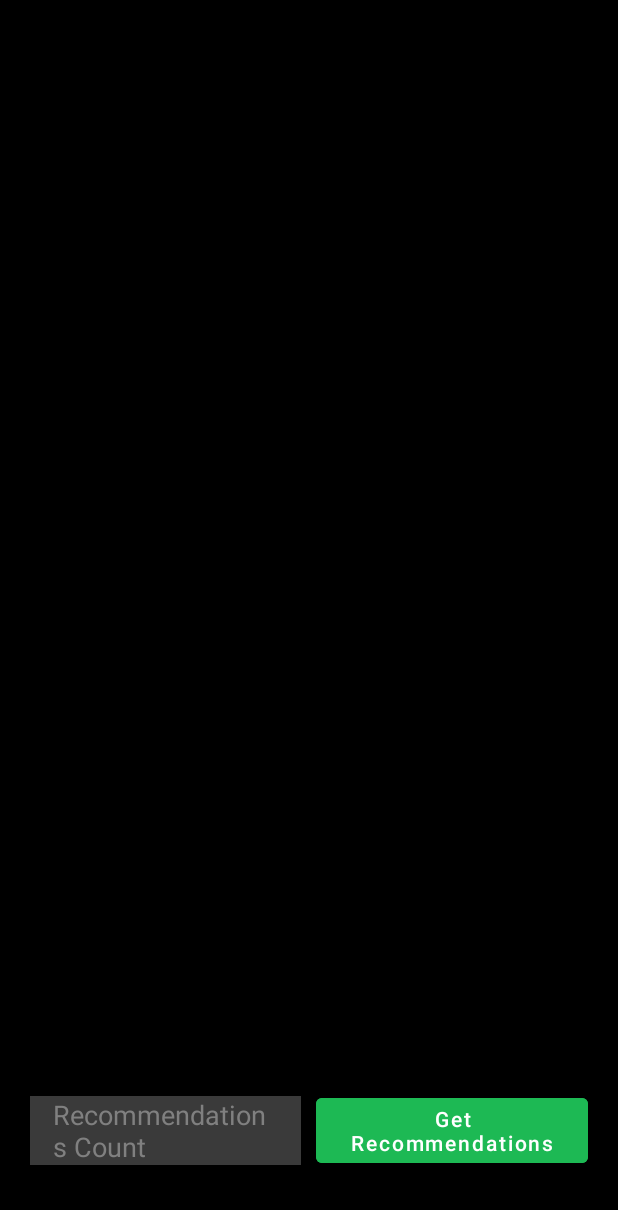
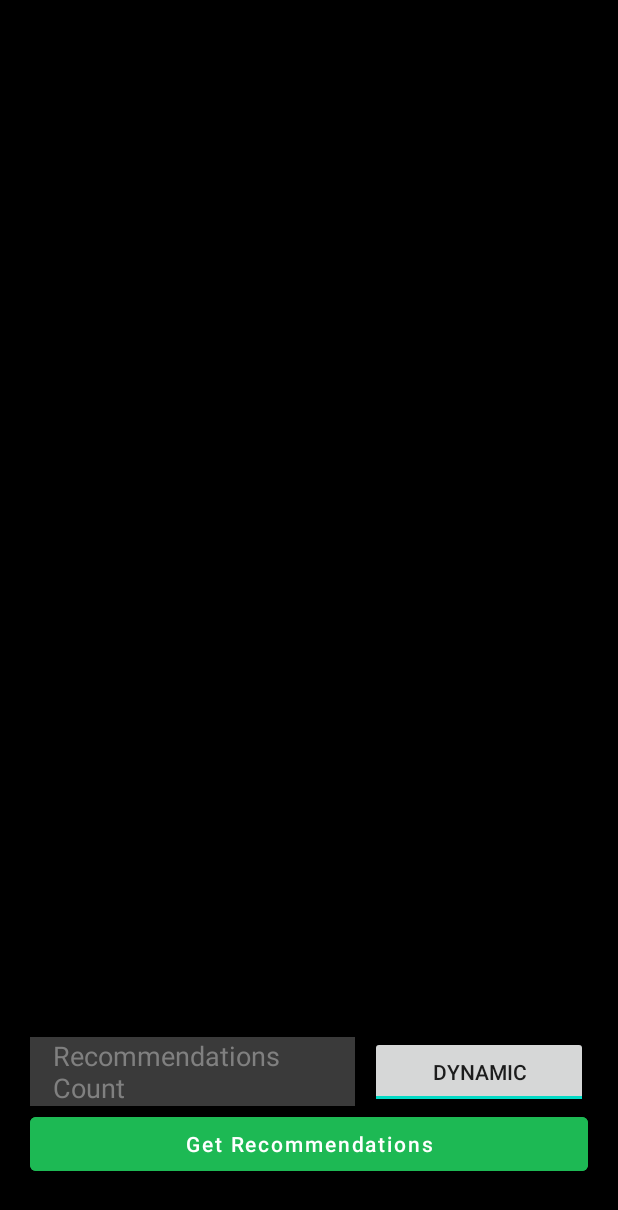
Before and after one commit to rubendplaza/spotify-hub, an Android app: the layout activity_display_songs.xml on its own in the app's theme, with its tools: preview values and no code run, on a phone screen of 412 x 824 dp. Shown: the top 1210 px of the screen. Run offline under Robolectric (Android 15) with nearby library versions, the phone set to English and light mode, and no system bars.

Commit message:
adding toggle switch for dynamic recommendation mode, and inverting colors for the recyclerview card text

```diff
--- a/CapstoneSpotifyApp/app/src/main/java/ca/nkrishnaswamy/capstonespotifyapp/SpotifyAPICallsService.kt
+++ b/CapstoneSpotifyApp/app/src/main/java/ca/nkrishnaswamy/capstonespotifyapp/SpotifyAPICallsService.kt
@@ -18,9 +18,9 @@ interface SpotifyAPICallsService {
     companion object {
         operator fun invoke(): SpotifyAPICallsService {
             val client = OkHttpClient.Builder()
-                .connectTimeout(120, TimeUnit.SECONDS)
-                .writeTimeout(120, TimeUnit.SECONDS)
-                .readTimeout(120, TimeUnit.SECONDS)
+                .connectTimeout(150, TimeUnit.SECONDS)
+                .writeTimeout(150, TimeUnit.SECONDS)
+                .readTimeout(150, TimeUnit.SECONDS)
                 .build()
             val retrofit = Retrofit.Builder().baseUrl(baseUrl).client(client).addConverterFactory(
                 GsonConverterFactory.create()).build()
--- a/CapstoneSpotifyApp/app/src/main/java/ca/nkrishnaswamy/capstonespotifyapp/repositories/SpotifyUserRepository.kt
+++ b/CapstoneSpotifyApp/app/src/main/java/ca/nkrishnaswamy/capstonespotifyapp/repositories/SpotifyUserRepository.kt
@@ -50,13 +50,13 @@ class SpotifyUserRepository() {
         return userResultsResponseModel
     }
 
-    suspend fun getRecommendations(songIdsList: List<String>, numOfRecommendedSongs: Int, username: String) : ArrayList<SongModel> {
+    suspend fun getRecommendations(songIdsList: List<String>, numOfRecommendedSongs: Int, username: String, isDynamic: Boolean) : ArrayList<SongModel> {
 
         val jsonObject = JSONObject()
         jsonObject.put("songs", songIdsList)
         jsonObject.put("num_of_recommended_songs", numOfRecommendedSongs)
         jsonObject.put("username", username)
-        jsonObject.put("is_dynamic", true)
+        jsonObject.put("is_dynamic", isDynamic)
 
         val jsonObjectString = jsonObject.toString()
         val requestBody = jsonObjectString.toRequestBody("application/json".toMediaTypeOrNull())
--- a/CapstoneSpotifyApp/app/src/main/java/ca/nkrishnaswamy/capstonespotifyapp/viewModels/SpotifyViewModel.kt
+++ b/CapstoneSpotifyApp/app/src/main/java/ca/nkrishnaswamy/capstonespotifyapp/viewModels/SpotifyViewModel.kt
@@ -15,8 +15,8 @@ class SpotifyViewModel(application: Application): AndroidViewModel(application)
         return repository.getUserSongs(username)
     }
 
-    suspend fun getRecommendations(songIdsList: List<String>, numOfRecommendedSongs: Int, username: String): ArrayList<SongModel> {
-        return repository.getRecommendations(songIdsList, numOfRecommendedSongs, username)
+    suspend fun getRecommendations(songIdsList: List<String>, numOfRecommendedSongs: Int, username: String, isDynamic: Boolean): ArrayList<SongModel> {
+        return repository.getRecommendations(songIdsList, numOfRecommendedSongs, username, isDynamic)
     }
 
 }
--- a/CapstoneSpotifyApp/app/src/main/res/drawable/song_background.xml
+++ b/CapstoneSpotifyApp/app/src/main/res/drawable/song_background.xml
@@ -1,5 +1,5 @@
 <?xml version="1.0" encoding="utf-8"?>
 <selector xmlns:android="http://schemas.android.com/apk/res/android">
-    <item android:drawable="@android:color/holo_purple" android:state_activated="true" />
-    <item android:drawable="@android:color/black" />
+    <item android:color="@android:color/black" android:drawable="@color/spotify_green" android:state_activated="true" />
+    <item android:color="@color/spotify_green" android:drawable="@android:color/black" />
 </selector>
--- a/CapstoneSpotifyApp/app/src/main/res/layout/activity_display_songs.xml
+++ b/CapstoneSpotifyApp/app/src/main/res/layout/activity_display_songs.xml
@@ -35,15 +35,14 @@
         android:orientation="horizontal"
         android:layout_marginLeft="20dp"
         android:layout_marginRight="20dp"
-        android:layout_marginBottom="5dp"
         android:weightSum="10"
         android:id="@+id/HorizLinLayoutBottom"
-        android:layout_above="@id/errorMessage">
+        android:layout_above="@id/getRecommendationsButton">
 
         <EditText
             android:layout_width="0dp"
             android:layout_height="wrap_content"
-            android:layout_weight="5"
+            android:layout_weight="6"
             android:background="@color/dark_grey"
             android:id="@+id/recommendationsCountEditText"
             android:hint="Recommendations Count"
@@ -56,17 +55,28 @@
             android:layout_gravity="center"
             />
 
-        <com.google.android.material.button.MaterialButton
+        <ToggleButton
+            android:id="@+id/recommendationTypeToggle"
             android:layout_width="0dp"
-            android:layout_weight="5"
+            android:layout_weight="4"
             android:layout_height="wrap_content"
-            android:text="Get Recommendations"
-            android:id="@+id/getRecommendationsButton"
-            android:textAllCaps="false"
-            android:backgroundTint="@color/spotify_green"
-            android:layout_gravity="center" />
+            android:checked="true"
+            android:textOff="Default"
+            android:textOn="Dynamic"/>
 
     </LinearLayout>
+
+    <com.google.android.material.button.MaterialButton
+        android:layout_width="match_parent"
+        android:layout_height="wrap_content"
+        android:text="Get Recommendations"
+        android:id="@+id/getRecommendationsButton"
+        android:textAllCaps="false"
+        android:backgroundTint="@color/spotify_green"
+        android:layout_gravity="center"
+        android:layout_above="@id/errorMessage"
+        android:layout_marginLeft="20dp"
+        android:layout_marginRight="20dp" />
 
     <TextView
         android:layout_height="wrap_content"
--- a/CapstoneSpotifyApp/app/src/main/res/layout/song_card.xml
+++ b/CapstoneSpotifyApp/app/src/main/res/layout/song_card.xml
@@ -20,7 +20,7 @@
             android:layout_width="wrap_content"
             android:id="@+id/songName"
             android:textSize="30sp"
-            android:textColor="@color/spotify_green"
+            android:textColor="@drawable/song_background"
             android:maxLines="1"
             android:layout_height="wrap_content" />
 
```
Also changed, not shown: CapstoneSpotifyApp/app/src/main/java/ca/nkrishnaswamy/capstonespotifyapp/ui/UserSongsActivity.kt (+12 -4 lines).
